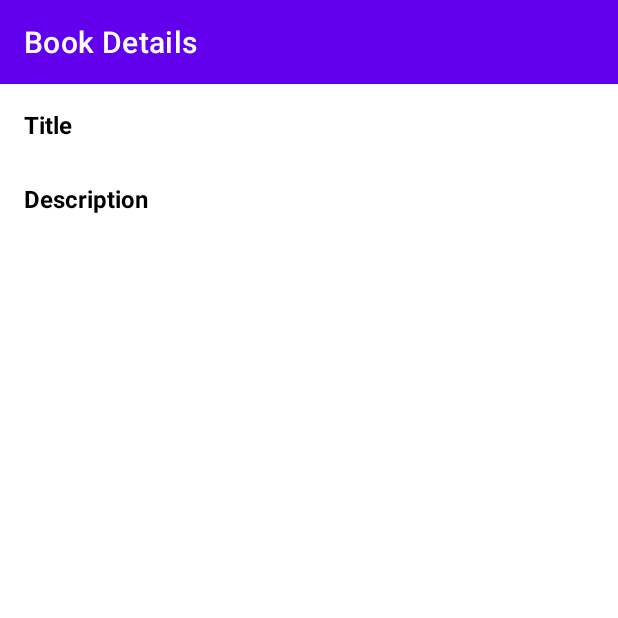
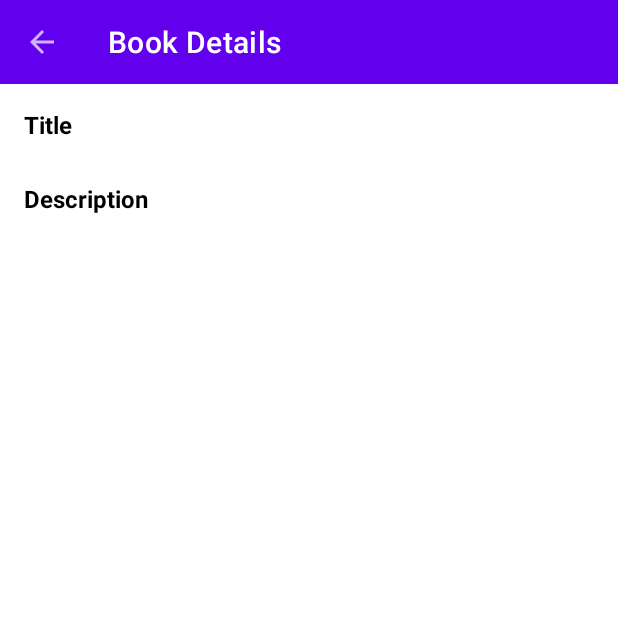
Before and after one commit to jorgemiguel7/NyBooks, an Android app: the BookDetailsActivity screen opened directly, with no data from a screen before it, on a phone screen of 412 x 824 dp, the top half of it. Run offline under Robolectric (Android 15) with nearby library versions, the phone set to English and light mode, and no system bars.

```diff
--- a/app/src/main/AndroidManifest.xml
+++ b/app/src/main/AndroidManifest.xml
@@ -13,9 +13,11 @@
         android:theme="@style/Theme.NyBooks">
         <activity
             android:name=".presentation.details.BookDetailsActivity"
+            android:parentActivityName=".presentation.books.BooksActivity"
             android:exported="false" />
         <activity
             android:name=".presentation.books.BooksActivity"
+            android:launchMode="singleTop"
             android:exported="true">
             <intent-filter>
                 <action android:name="android.intent.action.MAIN" />
--- a/app/src/main/java/com/example/nybooks/presentation/base/BaseActivity.kt
+++ b/app/src/main/java/com/example/nybooks/presentation/base/BaseActivity.kt
@@ -4,8 +4,11 @@ import androidx.appcompat.app.AppCompatActivity
 
 open class BaseActivity: AppCompatActivity() {
 
-    protected fun setupToolbar(toolbar: androidx.appcompat.widget.Toolbar, titleIdRes: Int){
+    protected fun setupToolbar(toolbar: androidx.appcompat.widget.Toolbar, titleIdRes: Int, showBackButton: Boolean = false){
         toolbar.title = getString(titleIdRes)
         setSupportActionBar(toolbar)
+        if (showBackButton){
+            supportActionBar?.setDisplayHomeAsUpEnabled(true)
+        }
     }
 }
--- a/app/src/main/java/com/example/nybooks/presentation/details/BookDetailsActivity.kt
+++ b/app/src/main/java/com/example/nybooks/presentation/details/BookDetailsActivity.kt
@@ -15,7 +15,7 @@ class BookDetailsActivity : BaseActivity() {
         binding = ActivityBookDetailsBinding.inflate(layoutInflater)
         setContentView(binding.root)
 
-        setupToolbar(binding.includeToolbar.toolbarMain, R.string.book_datails_title)
+        setupToolbar(binding.includeToolbar.toolbarMain, R.string.book_datails_title, true)
 
         binding.bookDetailsTitleText.text = intent.getStringExtra(EXTRA_TITLE)
         binding.bookDetailsDescriptionText.text = intent.getStringExtra(EXTRA_DESCRIPTION)
```
